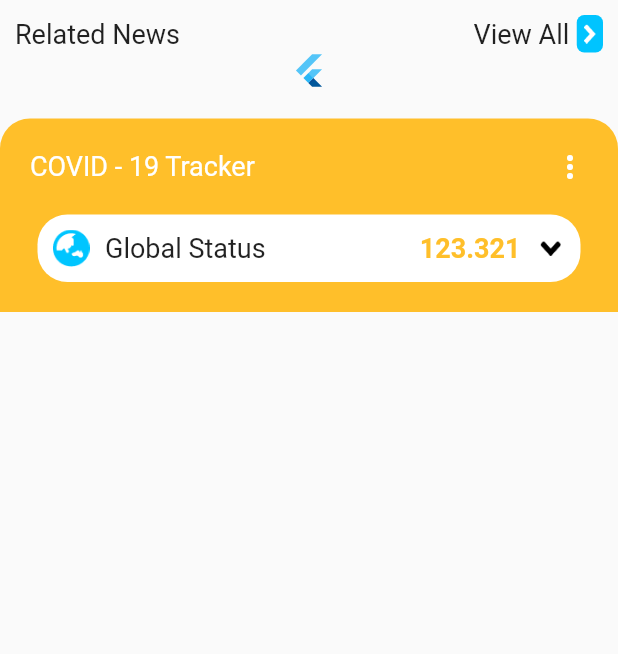
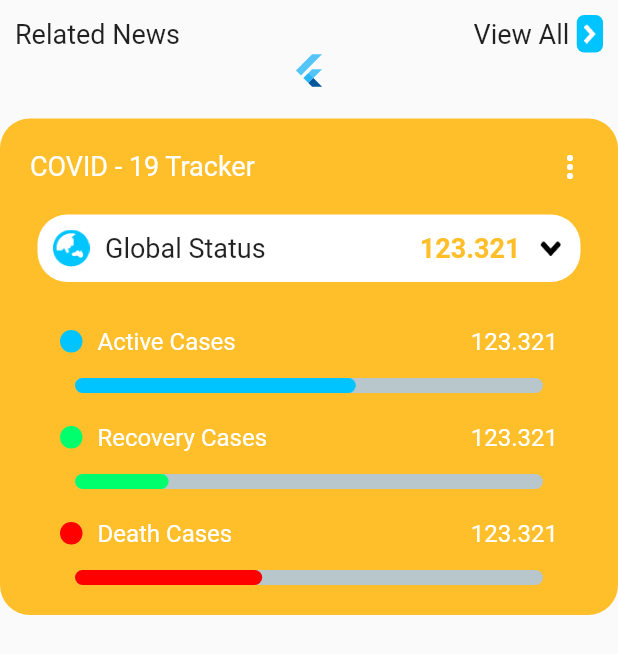
Before and after one commit to RafiIzzatulRizquFaris/coronas_watcher_flutter, a Flutter app: the Dashboard screen opened directly, on a phone screen of 412 x 824 dp. Shown: the top 654 px of the screen. Run offline on Flutter 3.47's test engine with Material 2 defaults, Android fonts, the phone set to English and light mode, and no system bars; drawn by our look-alikes of percent_indicator; our stand-ins replace carousel_slider; network calls fail.

Commit message:
create linear percent indicator for cases section

```diff
--- a/lib/ui/mainpage/dashboard.dart
+++ b/lib/ui/mainpage/dashboard.dart
@@ -3,6 +3,7 @@ import 'package:coronaswatcherflutter/contract/health_news_contract.dart';
 import 'package:coronaswatcherflutter/model/health_news_model.dart';
 import 'package:coronaswatcherflutter/presenter/health_news_presenter.dart';
 import 'package:flutter/material.dart';
+import 'package:percent_indicator/linear_percent_indicator.dart';
 
 class Dashboard extends StatefulWidget {
   @override
@@ -181,6 +182,8 @@ class DashboardScreen extends State<Dashboard>
         borderRadius: BorderRadius.only(
           topRight: Radius.circular(20),
           topLeft: Radius.circular(20),
+          bottomLeft: Radius.circular(20),
+          bottomRight: Radius.circular(20),
         ),
         shape: BoxShape.rectangle,
         color: Color(0xffFFBF2A),
@@ -267,14 +270,186 @@ class DashboardScreen extends State<Dashboard>
                       width: 20,
                     ),
                   ],
-                )
+                ),
               ],
             ),
+          ),
+          Container(
+            margin: EdgeInsets.only(
+              top: 30,
+              left: 20,
+              right: 20,
+            ),
+            child: Column(
+              children: [
+                activeCasesSection(),
+                recoveryCasesSection(),
+                deathCasesSection(),
+              ],
+            ),
+          )
+        ],
+      ),
+    );
+  }
+
+  todayStatus() {}
+
+  activeCasesSection() {
+    return Container(
+      child: Column(
+        children: [
+          Row(
+            mainAxisAlignment: MainAxisAlignment.spaceBetween,
+            children: [
+              Row(
+                children: [
+                  Container(
+                    width: 15,
+                    height: 15,
+                    decoration: BoxDecoration(
+                      color: Color(0xff00C4FF),
+                      shape: BoxShape.circle,
+                    ),
+                  ),
+                  SizedBox(width: 10,),
+                  Text(
+                    "Active Cases",
+                    style: TextStyle(
+                      color: Colors.white,
+                      fontSize: 16,
+                    ),
+                  ),
+                ],
+              ),
+              Text(
+                "123.321",
+                style: TextStyle(
+                  color: Colors.white,
+                  fontSize: 16,
+                ),
+              ),
+            ],
+          ),
+          SizedBox(
+            height: 15,
+          ),
+          LinearPercentIndicator(
+            animation: true,
+            lineHeight: 10,
+            animationDuration: 2500,
+            percent: 0.6,
+            linearStrokeCap: LinearStrokeCap.roundAll,
+            progressColor: Color(0xff00C4FF),
           ),
         ],
       ),
     );
   }
 
-  todayStatus() {}
+  recoveryCasesSection() {
+    return Container(
+      margin: EdgeInsets.only(top: 20,),
+      child: Column(
+        children: [
+          Row(
+            mainAxisAlignment: MainAxisAlignment.spaceBetween,
+            children: [
+              Row(
+                children: [
+                  Container(
+                    width: 15,
+                    height: 15,
+                    decoration: BoxDecoration(
+                      color: Color(0xff00FF6D),
+                      shape: BoxShape.circle,
+                    ),
+                  ),
+                  SizedBox(width: 10,),
+                  Text(
+                    "Recovery Cases",
+                    style: TextStyle(
+                      color: Colors.white,
+                      fontSize: 16,
+                    ),
+                  ),
+                ],
+              ),
+              Text(
+                "123.321",
+                style: TextStyle(
+                  color: Colors.white,
+                  fontSize: 16,
+                ),
+              ),
+            ],
+          ),
+          SizedBox(
+            height: 15,
+          ),
+          LinearPercentIndicator(
+            animation: true,
+            lineHeight: 10,
+            animationDuration: 2500,
+            percent: 0.2,
+            linearStrokeCap: LinearStrokeCap.roundAll,
+            progressColor: Color(0xff00FF6D),
+          ),
+        ],
+      ),
+    );
+  }
+
+  deathCasesSection() {
+    return Container(
+      margin: EdgeInsets.only(top: 20,),
+      child: Column(
+        children: [
+          Row(
+            mainAxisAlignment: MainAxisAlignment.spaceBetween,
+            children: [
+              Row(
+                children: [
+                  Container(
+                    width: 15,
+                    height: 15,
+                    decoration: BoxDecoration(
+                      color: Color(0xffFF0000),
+                      shape: BoxShape.circle,
+                    ),
+                  ),
+                  SizedBox(width: 10,),
+                  Text(
+                    "Death Cases",
+                    style: TextStyle(
+                      color: Colors.white,
+                      fontSize: 16,
+                    ),
+                  ),
+                ],
+              ),
+              Text(
+                "123.321",
+                style: TextStyle(
+                  color: Colors.white,
+                  fontSize: 16,
+                ),
+              ),
+            ],
+          ),
+          SizedBox(
+            height: 15,
+          ),
+          LinearPercentIndicator(
+            animation: true,
+            lineHeight: 10,
+            animationDuration: 2500,
+            percent: 0.4,
+            linearStrokeCap: LinearStrokeCap.roundAll,
+            progressColor: Color(0xffFF0000),
+          ),
+        ],
+      ),
+    );
+  }
 }
```
